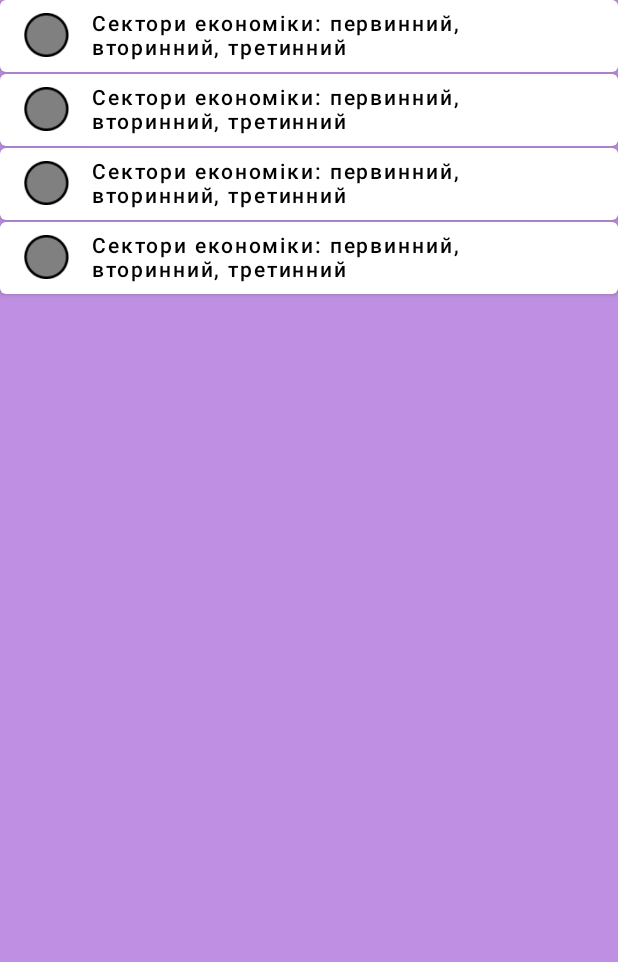
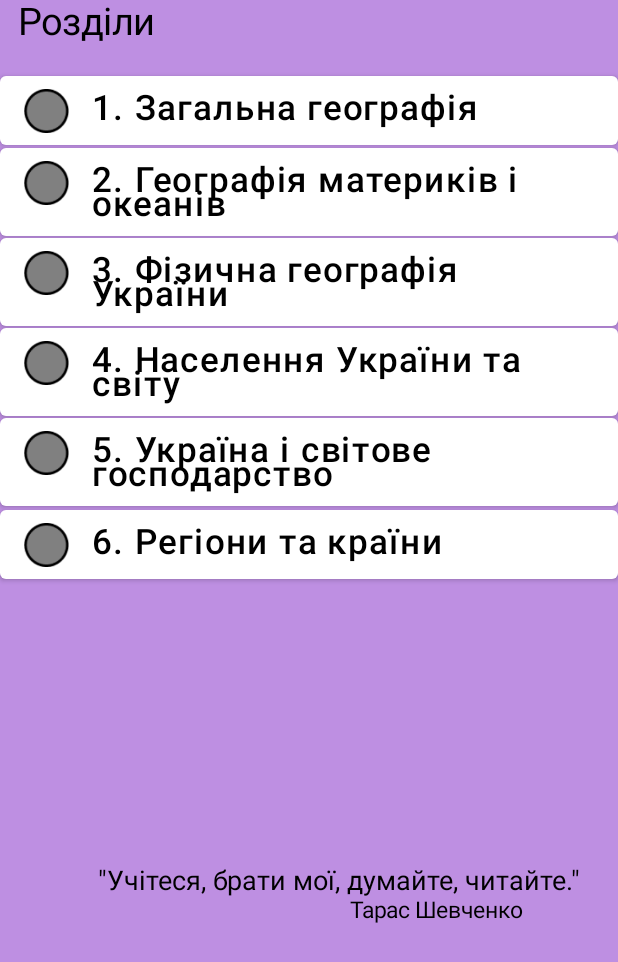
Before and after one commit to IvannaKozak/GeographyApp, an Android app built with Jetpack Compose: the LearnScreen screen opened through its navigation route, on a phone screen of 412 x 824 dp. Shown: the top 962 px of the screen. Run offline under Robolectric (Android 15) with nearby library versions, the phone set to English and light mode, and no system bars; our stand-ins replace accompanist.

Commit message:
LearnScreen, some changes

```diff
--- a/app/src/main/java/com/example/testapp/LearnScreen.kt
+++ b/app/src/main/java/com/example/testapp/LearnScreen.kt
@@ -5,6 +5,7 @@ import androidx.compose.animation.core.animateFloatAsState
 import androidx.compose.animation.core.tween
 import androidx.compose.foundation.*
 import androidx.compose.foundation.layout.*
+import androidx.compose.foundation.layout.Arrangement.Start
 import androidx.compose.material.*
 import androidx.compose.runtime.*
 import androidx.compose.ui.Alignment
@@ -20,24 +21,27 @@ import androidx.navigation.NavController
 import androidx.navigation.NavHostController
 import com.example.testapp.navigation.Screen
 import kotlinx.coroutines.delay
-
-
+import org.intellij.lang.annotations.JdkConstants
 
 
 @Composable
 fun LearnScreen(){
-    var completedTask by remember {
-        mutableStateOf(false)
-    }
+    var completedTask by remember { mutableStateOf(false) }
+    var completedTask1 by remember { mutableStateOf(false) }
+    var completedTask2 by remember { mutableStateOf(false) }
+    var completedTask3 by remember { mutableStateOf(false) }
+    var completedTask4 by remember { mutableStateOf(false) }
+    var completedTask5 by remember { mutableStateOf(false) }
     Box(modifier = Modifier
         .fillMaxSize()
         .verticalScroll(rememberScrollState())
-        .background(if (isSystemInDarkTheme()) Color.Black else Color(0xFFBE8FE2)),
+        .background(if (isSystemInDarkTheme()) Color.Black else Color(0xFFBE8FE2))
         // don't understand why background color in light/dark mode isn't changing
         //contentAlignment = Alignment.Center
     ) {
-        Column(
-            horizontalAlignment = Alignment.CenterHorizontally) {
+        Column() {
+            Text(text = "  Розділи", fontSize = 25.sp, color = if(isSystemInDarkTheme()) Color(0xFFFFB400) else Color.Black)
+            Spacer(modifier = Modifier.height(20.dp))
             Button(colors = ButtonDefaults.buttonColors(
                 backgroundColor = if (isSystemInDarkTheme()) Color.Gray else Color.White,
                 contentColor = if (isSystemInDarkTheme()) Color.Black else Color.Black),
@@ -50,59 +54,95 @@ fun LearnScreen(){
                         }),
                             contentDescription = "completed", modifier = Modifier.size(30.dp))
                         Spacer(modifier = Modifier.width(15.dp))
-                        Text(text = "Сектори економіки: первинний, вторинний, третинний")
+                        Text(text = "1. Загальна географія                                   ", fontSize = 23.sp)
                     }
                 }
             Spacer(modifier = Modifier.height(1.dp))
             Button(colors = ButtonDefaults.buttonColors(
                 backgroundColor = if (isSystemInDarkTheme()) Color.Gray else Color.White,
                 contentColor = if (isSystemInDarkTheme()) Color.Black else Color.Black),
-                onClick = { completedTask = !completedTask }) {
+                onClick = { completedTask1 = !completedTask1 },
+            ) {
                 Row() {
-                    Image(painter = painterResource(id = if (completedTask) {
+                    Image(painter = painterResource(id = if (completedTask1) {
                         R.drawable.completed
                     } else {
                         R.drawable.ellipse
                     }),
                         contentDescription = "completed", modifier = Modifier.size(30.dp))
                     Spacer(modifier = Modifier.width(15.dp))
-                    Text(text = "Сектори економіки: первинний, вторинний, третинний")
+                    Text(text = "2. Географія материків і океанів                       ", fontSize = 23.sp)
                 }
             }
             Spacer(modifier = Modifier.height(1.dp))
             Button(colors = ButtonDefaults.buttonColors(
                 backgroundColor = if (isSystemInDarkTheme()) Color.Gray else Color.White,
                 contentColor = if (isSystemInDarkTheme()) Color.Black else Color.Black),
-                onClick = { completedTask = !completedTask }) {
+                onClick = { completedTask2 = !completedTask2 }) {
                 Row() {
-                    Image(painter = painterResource(id = if (completedTask) {
+                    Image(painter = painterResource(id = if (completedTask2) {
                         R.drawable.completed
                     } else {
                         R.drawable.ellipse
                     }),
                         contentDescription = "completed", modifier = Modifier.size(30.dp))
                     Spacer(modifier = Modifier.width(15.dp))
-                    Text(text = "Сектори економіки: первинний, вторинний, третинний")
+                    Text(text = "3. Фізична географія України                        ", fontSize = 23.sp)
                 }
             }
             Spacer(modifier = Modifier.height(1.dp))
             Button(colors = ButtonDefaults.buttonColors(
                 backgroundColor = if (isSystemInDarkTheme()) Color.Gray else Color.White,
                 contentColor = if (isSystemInDarkTheme()) Color.Black else Color.Black),
-                onClick = { completedTask = !completedTask }) {
+                onClick = { completedTask3 = !completedTask3 }) {
                 Row() {
-                    Image(painter = painterResource(id = if (completedTask) {
+                    Image(painter = painterResource(id = if (completedTask3) {
                         R.drawable.completed
                     } else {
                         R.drawable.ellipse
                     }),
                         contentDescription = "completed", modifier = Modifier.size(30.dp))
                     Spacer(modifier = Modifier.width(15.dp))
-                    Text(text = "Сектори економіки: первинний, вторинний, третинний")
+                    Text(text = "4. Населення України та світу                           ", fontSize = 23.sp)
                 }
             }
             Spacer(modifier = Modifier.height(1.dp))
-
+            Button(colors = ButtonDefaults.buttonColors(
+                backgroundColor = if (isSystemInDarkTheme()) Color.Gray else Color.White,
+                contentColor = if (isSystemInDarkTheme()) Color.Black else Color.Black),
+                onClick = { completedTask4 = !completedTask4 }) {
+                Row() {
+                    Image(painter = painterResource(id = if (completedTask4) {
+                        R.drawable.completed
+                    } else {
+                        R.drawable.ellipse
+                    }),
+                        contentDescription = "completed", modifier = Modifier.size(30.dp))
+                    Spacer(modifier = Modifier.width(15.dp))
+                    Text(text = "5. Україна і світове господарство                        ", fontSize = 23.sp)
+                }
+            }
+            Spacer(modifier = Modifier.height(1.dp))
+            Button(colors = ButtonDefaults.buttonColors(
+                backgroundColor = if (isSystemInDarkTheme()) Color.Gray else Color.White,
+                contentColor = if (isSystemInDarkTheme()) Color.Black else Color.Black),
+                onClick = { completedTask5 = !completedTask5 }) {
+                Row() {
+                    Image(painter = painterResource(id = if (completedTask5) {
+                        R.drawable.completed
+                    } else {
+                        R.drawable.ellipse
+                    }),
+                        contentDescription = "completed", modifier = Modifier.size(30.dp))
+                    Spacer(modifier = Modifier.width(15.dp))
+                    Text(text = "6. Регіони та країни                                      ", fontSize = 23.sp)
+                }
+            }
+            Spacer(modifier = Modifier.height(190.dp))
+            Text(text = "              \"Учітеся, брати мої, думайте, читайте.\"", fontSize = 18.sp,
+                color = if (isSystemInDarkTheme()) Color(0xFFFFB400) else Color.Black)
+            Text(text = "                                                                      Тарас Шевченко", fontSize = 15.sp,
+                color = if (isSystemInDarkTheme()) Color(0xFFFFB400) else Color.Black)
         }
     }
 }
```
